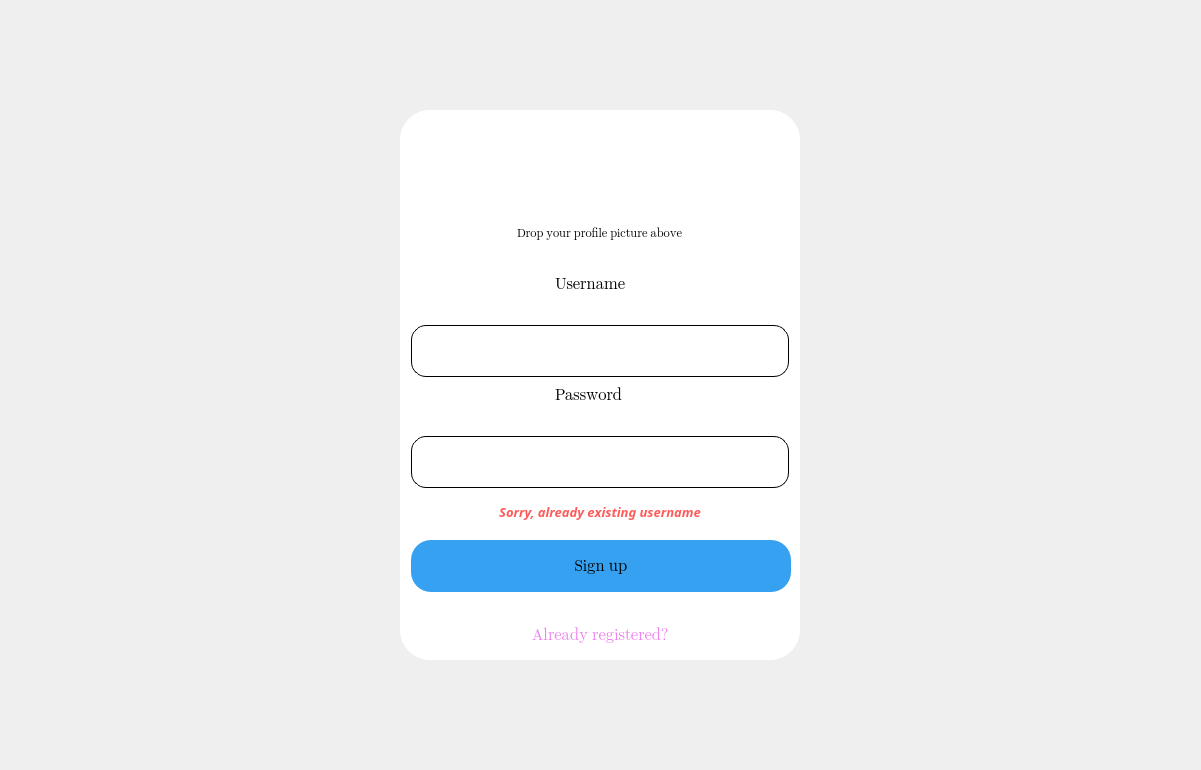
First picture: the form in Client/ProgettoGUI/RegisterWindow.ui, repository pierangelomartellone/PDS_Project, before the edit.
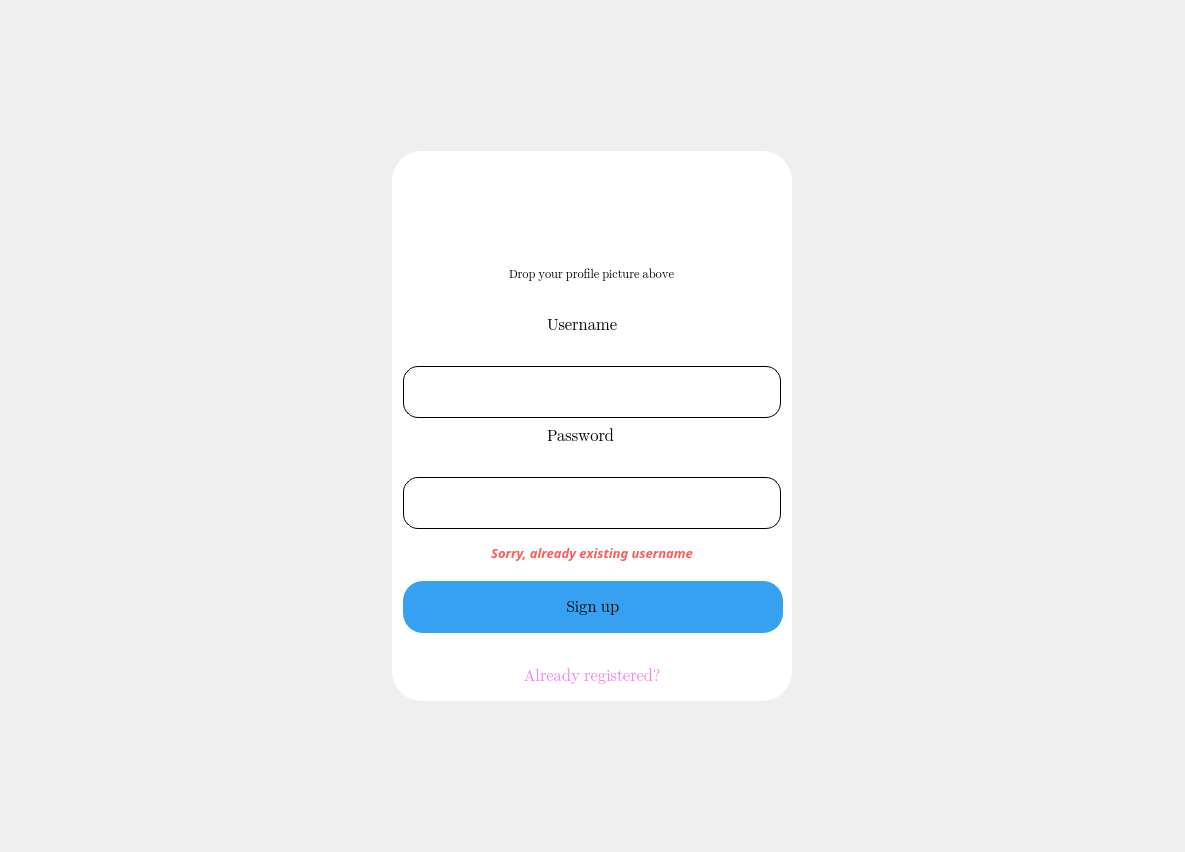
Second picture: the form after the edit. Icons and pictures are not drawn.

Patch:
```diff
--- a/Client/ProgettoGUI/RegisterWindow.ui
+++ b/Client/ProgettoGUI/RegisterWindow.ui
@@ -6,8 +6,8 @@
    <rect>
     <x>0</x>
     <y>0</y>
-    <width>1201</width>
-    <height>770</height>
+    <width>1185</width>
+    <height>852</height>
    </rect>
   </property>
   <property name="sizePolicy">
```
